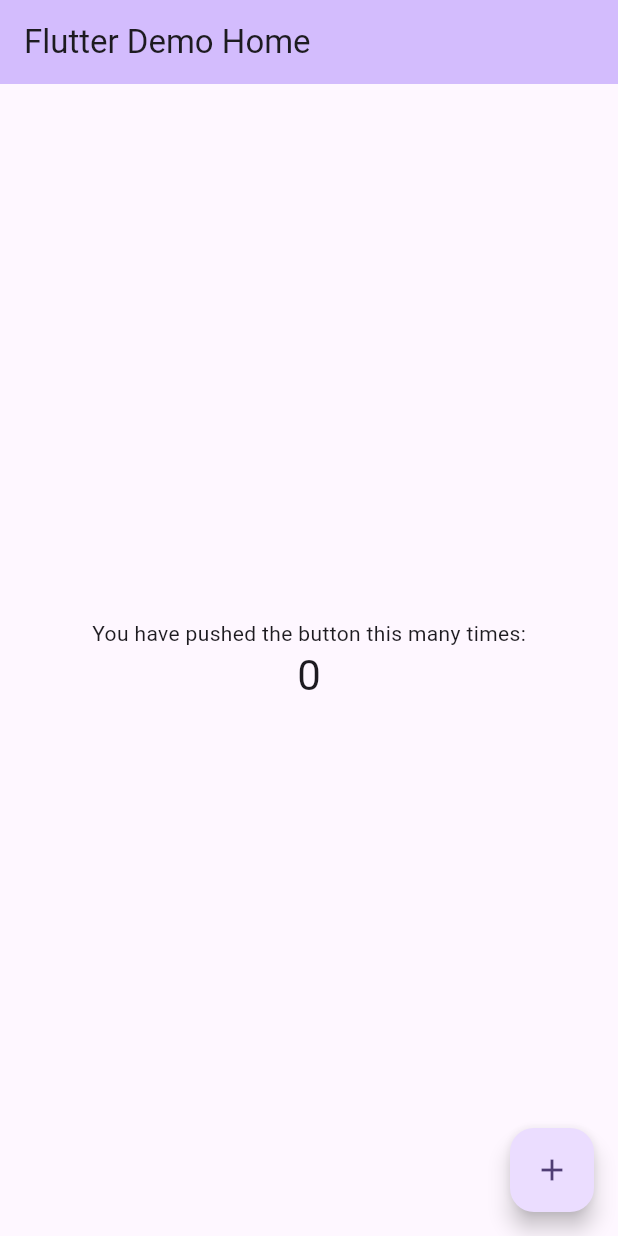
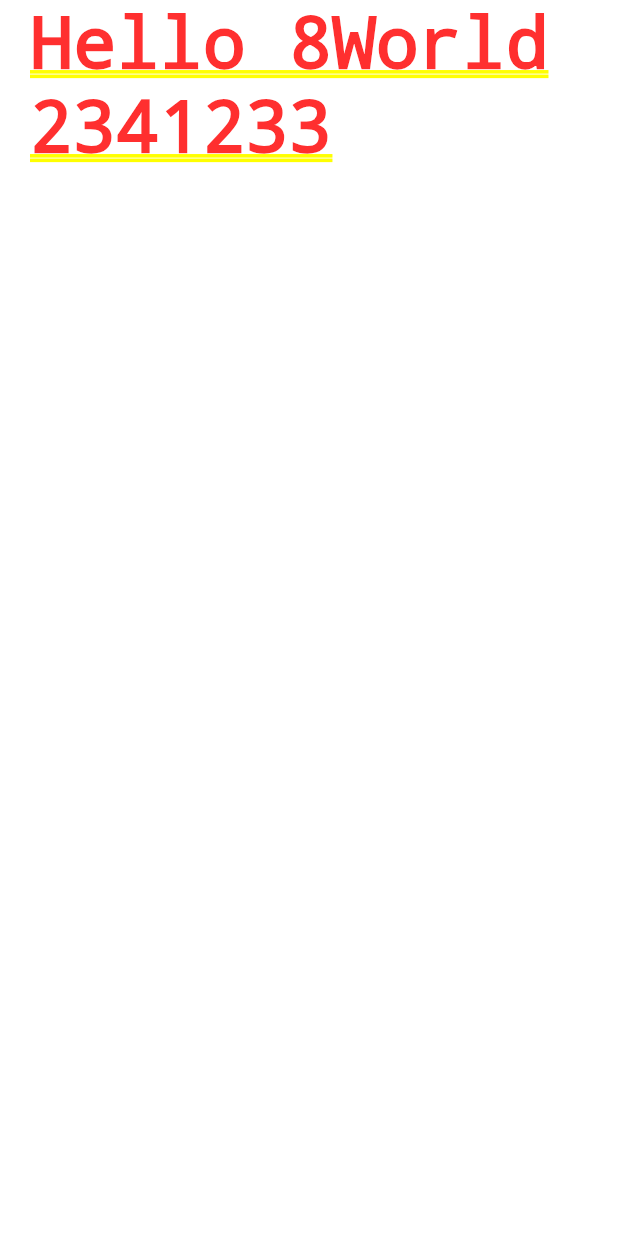
Before and after one commit to tandung1233/flutter-first, a Flutter app: the screen it shows after launch, on a phone screen of 412 x 824 dp. Run offline on Flutter 3.47's test engine with Material 3 defaults, Android fonts, the phone set to English and light mode, and no system bars.

Commit message:
add note step

```diff
--- a/lib/main.dart
+++ b/lib/main.dart
@@ -1,125 +1,17 @@
+// Các bước để lập trình flutter
+// Bước 1: Khai báo import thư viện hầu hết là sử dụng widget để xây dựng giao diện
 import 'package:flutter/material.dart';
 
+// Bước 2: Flutter sẽ chạy hàm main này đầu tiên
 void main() {
-  runApp(const MyApp());
+  // Bước 3: Sẽ chạy cái này để khởi động app
+  runApp(const MaterialApp(
+      debugShowCheckedModeBanner: false,
+      // Bước 4: Sử dụng thành phần để xây dựng giao diện người dùng
+      home: Padding(
+        padding: EdgeInsets.symmetric(horizontal: 20.0),
+        child: Text(
+          'Hello 8World 2341233',
+        ),
+      )));
 }
-
-class MyApp extends StatelessWidget {
-  const MyApp({super.key});
-
-  // This widget is the root of your application.
-  @override
-  Widget build(BuildContext context) {
-    return MaterialApp(
-      title: 'Flutter Demo',
-      theme: ThemeData(
-        // This is the theme of your application.
-        //
-        // TRY THIS: Try running your application with "flutter run". You'll see
-        // the application has a purple toolbar. Then, without quitting the app,
-        // try changing the seedColor in the colorScheme below to Colors.green
-        // and then invoke "hot reload" (save your changes or press the "hot
-        // reload" button in a Flutter-supported IDE, or press "r" if you used
-        // the command line to start the app).
-        //
-        // Notice that the counter didn't reset back to zero; the application
-        // state is not lost during the reload. To reset the state, use hot
-        // restart instead.
-        //
-        // This works for code too, not just values: Most code changes can be
-        // tested with just a hot reload.
-        colorScheme: ColorScheme.fromSeed(seedColor: Colors.deepPurple),
-        useMaterial3: true,
-      ),
-      home: const MyHomePage(title: 'Flutter Demo Home'),
-    );
-  }
-}
-
-class MyHomePage extends StatefulWidget {
-  const MyHomePage({super.key, required this.title});
-
-  // This widget is the home page of your application. It is stateful, meaning
-  // that it has a State object (defined below) that contains fields that affect
-  // how it looks.
-
-  // This class is the configuration for the state. It holds the values (in this
-  // case the title) provided by the parent (in this case the App widget) and
-  // used by the build method of the State. Fields in a Widget subclass are
-  // always marked "final".
-
-  final String title;
-
-  @override
-  State<MyHomePage> createState() => _MyHomePageState();
-}
-
-class _MyHomePageState extends State<MyHomePage> {
-  int _counter = 0;
-
-  void _incrementCounter() {
-    setState(() {
-      // This call to setState tells the Flutter framework that something has
-      // changed in this State, which causes it to rerun the build method below
-      // so that the display can reflect the updated values. If we changed
-      // _counter without calling setState(), then the build method would not be
-      // called again, and so nothing would appear to happen.
-      _counter++;
-    });
-  }
-
-  @override
-  Widget build(BuildContext context) {
-    // This method is rerun every time setState is called, for instance as done
-    // by the _incrementCounter method above.
-    //
-    // The Flutter framework has been optimized to make rerunning build methods
-    // fast, so that you can just rebuild anything that needs updating rather
-    // than having to individually change instances of widgets.
-    return Scaffold(
-      appBar: AppBar(
-        // TRY THIS: Try changing the color here to a specific color (to
-        // Colors.amber, perhaps?) and trigger a hot reload to see the AppBar
-        // change color while the other colors stay the same.
-        backgroundColor: Theme.of(context).colorScheme.inversePrimary,
-        // Here we take the value from the MyHomePage object that was created by
-        // the App.build method, and use it to set our appbar title.
-        title: Text(widget.title),
-      ),
-      body: Center(
-        // Center is a layout widget. It takes a single child and positions it
-        // in the middle of the parent.
-        child: Column(
-          // Column is also a layout widget. It takes a list of children and
-          // arranges them vertically. By default, it sizes itself to fit its
-          // children horizontally, and tries to be as tall as its parent.
-          //
-          // Column has various properties to control how it sizes itself and
-          // how it positions its children. Here we use mainAxisAlignment to
-          // center the children vertically; the main axis here is the vertical
-          // axis because Columns are vertical (the cross axis would be
-          // horizontal).
-          //
-          // TRY THIS: Invoke "debug painting" (choose the "Toggle Debug Paint"
-          // action in the IDE, or press "p" in the console), to see the
-          // wireframe for each widget.
-          mainAxisAlignment: MainAxisAlignment.center,
-          children: <Widget>[
-            const Text(
-              'You have pushed the button this many times:',
-            ),
-            Text(
-              '$_counter',
-              style: Theme.of(context).textTheme.headlineMedium,
-            ),
-          ],
-        ),
-      ),
-      floatingActionButton: FloatingActionButton(
-        onPressed: _incrementCounter,
-        tooltip: 'Increment',
-        child: const Icon(Icons.add),
-      ), // This trailing comma makes auto-formatting nicer for build methods.
-    );
-  }
-}
```
